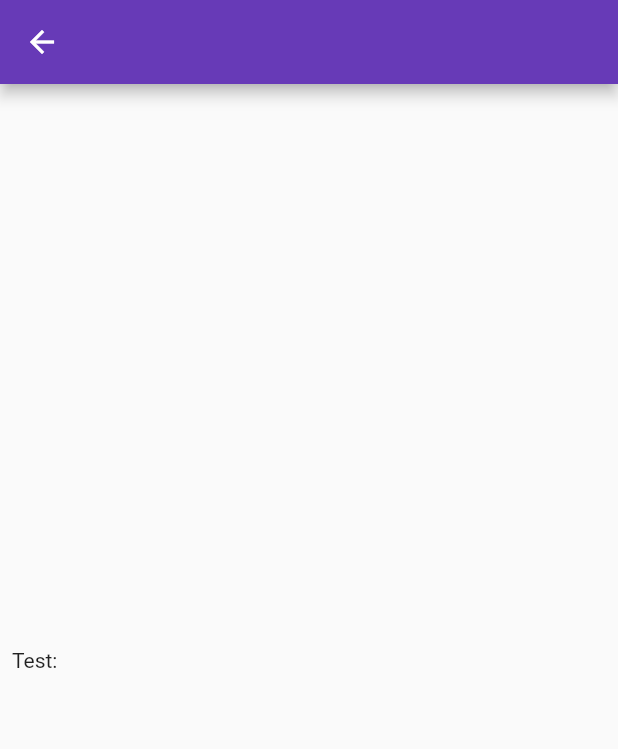
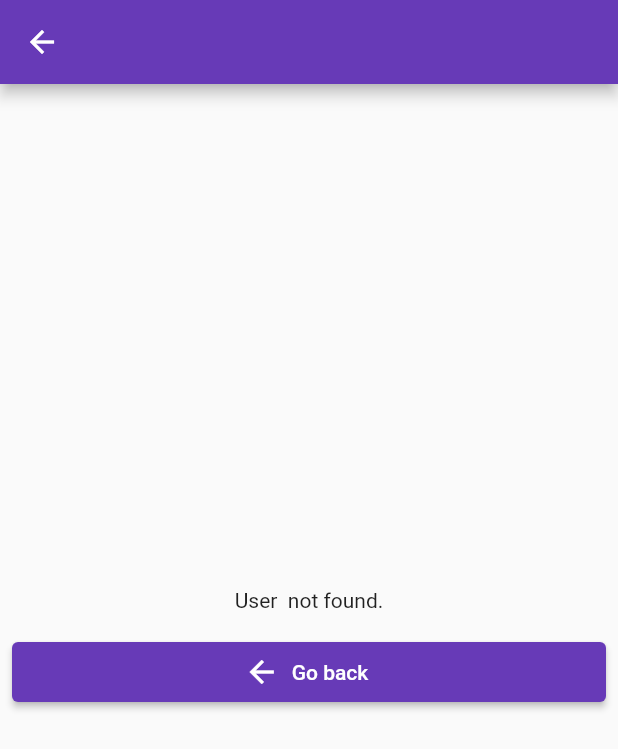
Before and after one commit to alexandregv/swifty_companion, a Flutter app: the screen it shows after launch, after a tap on "Search", on a phone screen of 412 x 824 dp. Shown: the top 749 px of the screen. Run offline on Flutter 3.47's test engine with Material 2 defaults, Android fonts, the phone set to English and light mode, and no system bars; our stand-ins replace package_info_plus; missing offline and left inert: oauth2_client.

Commit message:
Add basic user page with tabs and not found page

```diff
--- a/lib/users.dart
+++ b/lib/users.dart
@@ -15,10 +15,52 @@ class UsersPage extends StatefulWidget {
 class _UsersPageState extends State<UsersPage> {
   @override
   Widget build(BuildContext context) {
+    return buildUserNotFound(context);
+  }
+
+  Widget buildUserNotFound(BuildContext context) {
     return Scaffold(
+          appBar: AppBar(
+            title: Text(widget.login),
+            centerTitle: true,
+          ),
+          body: Column(
+            mainAxisAlignment: MainAxisAlignment.center, // Center vertically
+            crossAxisAlignment: CrossAxisAlignment.start, // Align to left
+            children: <Widget>[
+              Center(
+                child: Text("User ${widget.login} not found."),
+              ),
+              Padding(
+                padding: const EdgeInsets.symmetric(horizontal: 8, vertical: 16),
+                child: ElevatedButton.icon(
+                  onPressed: () => Navigator.pop(context),
+                  icon: const Icon(Icons.arrow_back),
+                  label: const Text('Go back'),
+                  style: ElevatedButton.styleFrom(
+                    minimumSize: const Size.fromHeight(40),
+                  ),
+                ),
+              ),
+            ],
+          )
+      );
+  }
+
+  Widget buildUserFound(BuildContext context) {
+    return DefaultTabController(
+      length: 3,
+      child: Scaffold(
         appBar: AppBar(
           title: Text(widget.login),
           centerTitle: true,
+          bottom: const TabBar(
+            tabs: [
+              Tab(icon: Icon(Icons.person)),
+              Tab(icon: Icon(Icons.commit)),
+              Tab(icon: Icon(Icons.area_chart)),
+            ],
+          ),
         ),
         body: Column(
           mainAxisAlignment: MainAxisAlignment.center, // Center vertically
@@ -30,7 +72,7 @@ class _UsersPageState extends State<UsersPage> {
             ),
           ],
         )
+      ),
     );
   }
-
 }
```
